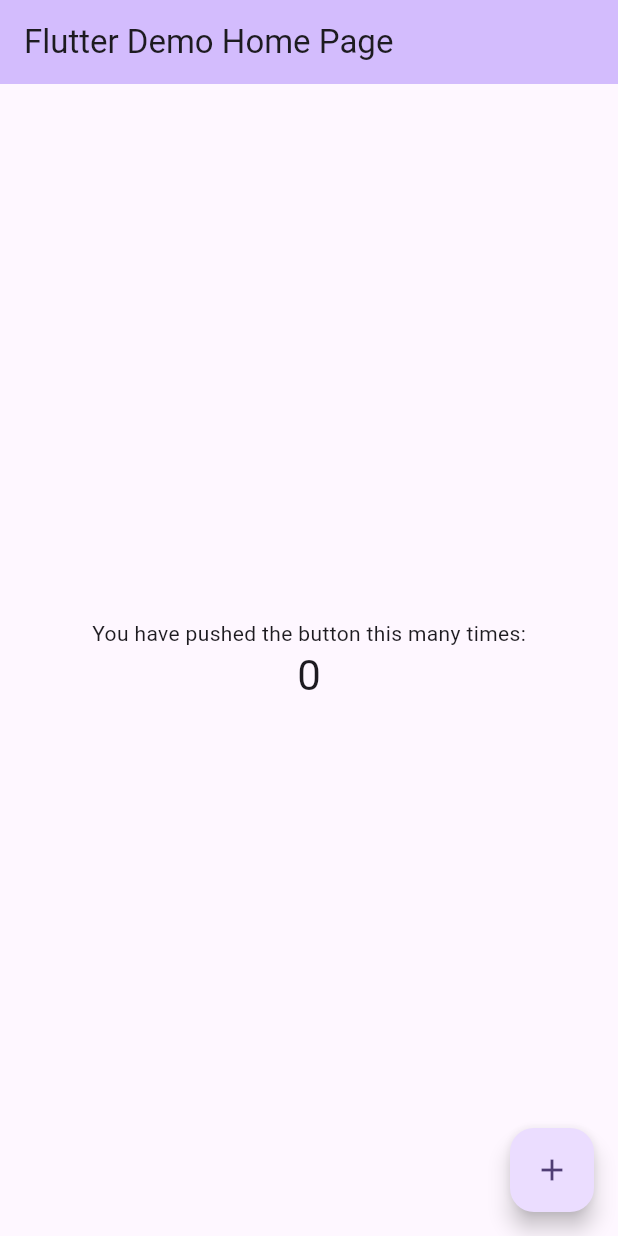
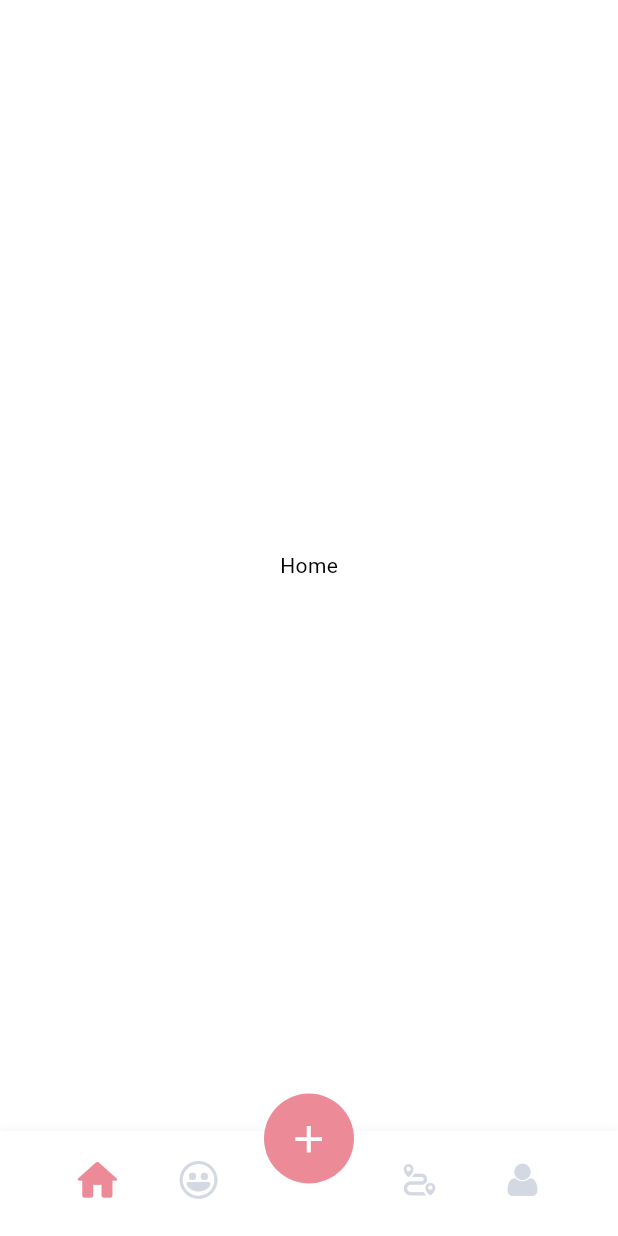
Before and after one commit to NorhaneCh/Safar, a Flutter app: the screen it shows after launch, on a phone screen of 412 x 824 dp. Run offline on Flutter 3.47's test engine with Material 3 defaults, Android fonts, the phone set to English and light mode, and no system bars; our stand-ins replace bloc, flutter_bloc, loading_animation_widget; missing offline and left inert: dart:ffi; Roboto replaces fonts that are missing (Poppins).

Commit message:
dependencies, layout, and nav

```diff
--- /dev/null
+++ b/frontend/lib/app_router.dart
@@ -0,0 +1,31 @@
+import "package:flutter/material.dart";
+import 'package:frontend/presentation/layout.dart';
+import 'package:frontend/presentation/screens/activities.dart';
+import 'package:frontend/presentation/screens/explore.dart';
+import 'package:frontend/presentation/screens/home.dart';
+import 'package:frontend/presentation/screens/profile.dart';
+
+class AppRouter {
+  Route? onGenerateRoute(RouteSettings settings) {
+    switch (settings.name) {
+      case '/':
+        return MaterialPageRoute(builder: (_) => HomePage());
+      case '/layout':
+        return MaterialPageRoute(builder: (_) => AppLayout());
+      case '/home':
+        return MaterialPageRoute(builder: (_) => HomePage());
+      case '/activities':
+        return MaterialPageRoute(builder: (_) => Activities());
+      case '/profile':
+        return MaterialPageRoute(builder: (_) => Profile());
+      case '/explore':
+        return MaterialPageRoute(builder: (_) => Explore());
+      default:
+        return MaterialPageRoute(
+          builder: (_) => Center(
+            child: Text('No route defined for ${settings.name}'),
+          ),
+        );
+    }
+  }
+}
--- /dev/null
+++ b/frontend/lib/core/colors.dart
@@ -0,0 +1,10 @@
+import 'package:flutter/material.dart';
+
+class AppColors {
+  static const kPrimaryColor = Color(0xFF9ACFFF);
+  static const kSecondaryColor = Color(0xFFEC8A98);
+  static const kTertiaryColor = Color(0xFFBF3652);
+  static const kFourthColor = Color(0xFFD4D8E2);
+  static const kDarkColor = Color(0xFF000000);
+  static const kWhiteColor = Color(0xFFFFFFFF);
+}
--- /dev/null
+++ b/frontend/lib/core/icons.dart
@@ -0,0 +1,31 @@
+import 'package:flutter/widgets.dart';
+
+class MyIcons {
+  MyIcons._();
+
+  static const _kFontFam = 'MyIcons';
+  static const String? _kFontPkg = null;
+
+  static const IconData home =
+      IconData(0xe800, fontFamily: _kFontFam, fontPackage: _kFontPkg);
+  static const IconData add_circle =
+      IconData(0xe801, fontFamily: _kFontFam, fontPackage: _kFontPkg);
+  static const IconData user =
+      IconData(0xe802, fontFamily: _kFontFam, fontPackage: _kFontPkg);
+  static const IconData trips =
+      IconData(0xe803, fontFamily: _kFontFam, fontPackage: _kFontPkg);
+  static const IconData search =
+      IconData(0xe804, fontFamily: _kFontFam, fontPackage: _kFontPkg);
+  static const IconData ticket =
+      IconData(0xe805, fontFamily: _kFontFam, fontPackage: _kFontPkg);
+  static const IconData add_circle_outline =
+      IconData(0xe806, fontFamily: _kFontFam, fontPackage: _kFontPkg);
+  static const IconData add =
+      IconData(0xe807, fontFamily: _kFontFam, fontPackage: _kFontPkg);
+  static const IconData location =
+      IconData(0xf031, fontFamily: _kFontFam, fontPackage: _kFontPkg);
+  static const IconData filter =
+      IconData(0xf0b0, fontFamily: _kFontFam, fontPackage: _kFontPkg);
+  static const IconData smiley =
+      IconData(0xf38a, fontFamily: _kFontFam, fontPackage: _kFontPkg);
+}
--- /dev/null
+++ b/frontend/lib/core/themes.dart
@@ -0,0 +1,32 @@
+import 'package:flutter/material.dart';
+import 'package:frontend/core/colors.dart';
+
+class Themes {
+  static final ThemeData kLightTheme = ThemeData(
+    appBarTheme: const AppBarTheme(
+      backgroundColor: AppColors.kWhiteColor,
+    ),
+    scaffoldBackgroundColor: AppColors.kWhiteColor,
+    primaryColor: AppColors.kPrimaryColor,
+    colorScheme: const ColorScheme.light(
+      primary: AppColors.kPrimaryColor,
+      onPrimary: AppColors.kWhiteColor,
+      secondary: AppColors.kSecondaryColor,
+      onSecondary: AppColors.kWhiteColor,
+      surface: AppColors.kWhiteColor,
+      onSurface: AppColors.kDarkColor,
+      brightness: Brightness.light,
+    ),
+    // splashColor: Colors.transparent,
+    // highlightColor: Colors.transparent,
+    // hoverColor: Colors.transparent,
+    // bottomNavigationBarTheme: const BottomNavigationBarThemeData(
+    //   backgroundColor: AppColors.kWhiteColor,
+    //   elevation: 0,
+    //   unselectedItemColor: AppColors.kSecondaryColor,
+    //   selectedItemColor: AppColors.kPrimaryColor,
+    //   type: BottomNavigationBarType.fixed,
+    // ),
+    fontFamily: 'Poppins',
+  );
+}
--- /dev/null
+++ b/frontend/lib/logic/bloc_observer.dart
@@ -0,0 +1,36 @@
+import 'package:bloc/bloc.dart';
+import 'package:flutter/foundation.dart';
+
+class MyBlocObserver extends BlocObserver {
+  @override
+  void onCreate(BlocBase bloc) {
+    super.onCreate(bloc);
+    if (kDebugMode) {
+      print('onCreate -- ${bloc.runtimeType}');
+    }
+  }
+
+  @override
+  void onChange(BlocBase bloc, Change change) {
+    super.onChange(bloc, change);
+    if (kDebugMode) {
+      print('onChange -- ${bloc.runtimeType}, $change');
+    }
+  }
+
+  @override
+  void onError(BlocBase bloc, Object error, StackTrace stackTrace) {
+    if (kDebugMode) {
+      print('onError -- ${bloc.runtimeType}, $error');
+    }
+    super.onError(bloc, error, stackTrace);
+  }
+
+  @override
+  void onClose(BlocBase bloc) {
+    super.onClose(bloc);
+    if (kDebugMode) {
+      print('onClose -- ${bloc.runtimeType}');
+    }
+  }
+}
--- /dev/null
+++ b/frontend/lib/logic/nav/nav_cubit.dart
@@ -0,0 +1,25 @@
+import 'package:bloc/bloc.dart';
+import 'package:frontend/presentation/screens/activities.dart';
+import 'package:frontend/presentation/screens/explore.dart';
+import 'package:frontend/presentation/screens/home.dart';
+import 'package:flutter/cupertino.dart';
+
+import '../../presentation/screens/profile.dart';
+
+part 'nav_state.dart';
+
+class NavigationCubit extends Cubit<NavigationState> {
+  NavigationCubit() : super(NavigationSuccess(screen: const HomePage()));
+
+  final List<Widget> _screens = [
+    const HomePage(),
+    const Activities(),
+    const Explore(),
+    const Profile(),
+  ];
+
+  void updateIndex({required int index}) {
+    print("Navigating to index: $index"); // Debugging print statement
+    emit(NavigationSuccess(index: index, screen: _screens[index]));
+  }
+}
--- /dev/null
+++ b/frontend/lib/logic/nav/nav_state.dart
@@ -0,0 +1,11 @@
+part of 'nav_cubit.dart';
+
+@immutable
+abstract class NavigationState {}
+
+class NavigationSuccess extends NavigationState {
+  final int index;
+  final Widget screen;
+
+  NavigationSuccess({this.index = 0, required this.screen});
+}
--- a/frontend/lib/main.dart
+++ b/frontend/lib/main.dart
@@ -1,125 +1,37 @@
 import 'package:flutter/material.dart';
+import 'package:flutter_bloc/flutter_bloc.dart';
+import 'package:frontend/app_router.dart';
+import 'package:frontend/core/themes.dart';
+import 'package:frontend/logic/nav/nav_cubit.dart';
+import 'package:frontend/presentation/layout.dart';
 
 void main() {
-  runApp(const MyApp());
+  AppRouter appRouter = AppRouter();
+  runApp(
+    MyApp(appRouter: appRouter),
+  );
 }
 
 class MyApp extends StatelessWidget {
-  const MyApp({super.key});
+  final AppRouter appRouter;
+  const MyApp({super.key, required this.appRouter});
 
   // This widget is the root of your application.
   @override
   Widget build(BuildContext context) {
-    return MaterialApp(
-      title: 'Flutter Demo',
-      theme: ThemeData(
-        // This is the theme of your application.
-        //
-        // TRY THIS: Try running your application with "flutter run". You'll see
-        // the application has a purple toolbar. Then, without quitting the app,
-        // try changing the seedColor in the colorScheme below to Colors.green
-        // and then invoke "hot reload" (save your changes or press the "hot
-        // reload" button in a Flutter-supported IDE, or press "r" if you used
-        // the command line to start the app).
-        //
-        // Notice that the counter didn't reset back to zero; the application
-        // state is not lost during the reload. To reset the state, use hot
-        // restart instead.
-        //
-        // This works for code too, not just values: Most code changes can be
-        // tested with just a hot reload.
-        colorScheme: ColorScheme.fromSeed(seedColor: Colors.deepPurple),
-        useMaterial3: true,
+    return MultiBlocProvider(
+      providers: [
+        BlocProvider<NavigationCubit>(
+          create: (context) => NavigationCubit(),
+        ),
+      ],
+      child: MaterialApp(
+        debugShowCheckedModeBanner: false,
+        title: "Safar",
+        theme: Themes.kLightTheme,
+        onGenerateRoute: appRouter.onGenerateRoute,
+        home: const AppLayout(),
       ),
-      home: const MyHomePage(title: 'Flutter Demo Home Page'),
     );
   }
 }
-
-class MyHomePage extends StatefulWidget {
-  const MyHomePage({super.key, required this.title});
-
-  // This widget is the home page of your application. It is stateful, meaning
-  // that it has a State object (defined below) that contains fields that affect
-  // how it looks.
-
-  // This class is the configuration for the state. It holds the values (in this
-  // case the title) provided by the parent (in this case the App widget) and
-  // used by the build method of the State. Fields in a Widget subclass are
-  // always marked "final".
-
-  final String title;
-
-  @override
-  State<MyHomePage> createState() => _MyHomePageState();
-}
-
-class _MyHomePageState extends State<MyHomePage> {
-  int _counter = 0;
-
-  void _incrementCounter() {
-    setState(() {
-      // This call to setState tells the Flutter framework that something has
-      // changed in this State, which causes it to rerun the build method below
-      // so that the display can reflect the updated values. If we changed
-      // _counter without calling setState(), then the build method would not be
-      // called again, and so nothing would appear to happen.
-      _counter++;
-    });
-  }
-
-  @override
-  Widget build(BuildContext context) {
-    // This method is rerun every time setState is called, for instance as done
-    // by the _incrementCounter method above.
-    //
-    // The Flutter framework has been optimized to make rerunning build methods
-    // fast, so that you can just rebuild anything that needs updating rather
-    // than having to individually change instances of widgets.
-    return Scaffold(
-      appBar: AppBar(
-        // TRY THIS: Try changing the color here to a specific color (to
-        // Colors.amber, perhaps?) and trigger a hot reload to see the AppBar
-        // change color while the other colors stay the same.
-        backgroundColor: Theme.of(context).colorScheme.inversePrimary,
-        // Here we take the value from the MyHomePage object that was created by
-        // the App.build method, and use it to set our appbar title.
-        title: Text(widget.title),
-      ),
-      body: Center(
-        // Center is a layout widget. It takes a single child and positions it
-        // in the middle of the parent.
-        child: Column(
-          // Column is also a layout widget. It takes a list of children and
-          // arranges them vertically. By default, it sizes itself to fit its
-          // children horizontally, and tries to be as tall as its parent.
-          //
-          // Column has various properties to control how it sizes itself and
-          // how it positions its children. Here we use mainAxisAlignment to
-          // center the children vertically; the main axis here is the vertical
-          // axis because Columns are vertical (the cross axis would be
-          // horizontal).
-          //
-          // TRY THIS: Invoke "debug painting" (choose the "Toggle Debug Paint"
-          // action in the IDE, or press "p" in the console), to see the
-          // wireframe for each widget.
-          mainAxisAlignment: MainAxisAlignment.center,
-          children: <Widget>[
-            const Text(
-              'You have pushed the button this many times:',
-            ),
-            Text(
-              '$_counter',
-              style: Theme.of(context).textTheme.headlineMedium,
-            ),
-          ],
-        ),
-      ),
-      floatingActionButton: FloatingActionButton(
-        onPressed: _incrementCounter,
-        tooltip: 'Increment',
-        child: const Icon(Icons.add),
-      ), // This trailing comma makes auto-formatting nicer for build methods.
-    );
-  }
-}
--- /dev/null
+++ b/frontend/lib/presentation/layout.dart
@@ -0,0 +1,43 @@
+import 'dart:ffi';
+
+import 'package:flutter/material.dart';
+import 'package:flutter/services.dart';
+import 'package:flutter_bloc/flutter_bloc.dart';
+import 'package:frontend/core/colors.dart';
+import 'package:frontend/logic/nav/nav_cubit.dart';
+import 'package:frontend/presentation/screens/home.dart';
+import 'package:frontend/presentation/widgets/custom_nav_bar.dart';
+import 'package:loading_animation_widget/loading_animation_widget.dart';
+
+class AppLayout extends StatelessWidget {
+  const AppLayout({super.key});
+
+  @override
+  Widget build(BuildContext context) {
+    return WillPopScope(
+      onWillPop: () async {
+        SystemNavigator.pop();
+        return true;
+      },
+      child: SafeArea(
+        child: BlocConsumer<NavigationCubit, NavigationState>(
+          listener: (context, state) {},
+          builder: (context, state) {
+            return Scaffold(
+              body:
+                  state is NavigationSuccess ? state.screen : const HomePage(),
+              bottomNavigationBar: state is NavigationSuccess
+                  ? CustomBottomNavigationBar(state: state)
+                  : Center(
+                      child: LoadingAnimationWidget.staggeredDotsWave(
+                        color: AppColors.kPrimaryColor,
+                        size: 30,
+                      ),
+                    ),
+            );
+          },
+        ),
+      ),
+    );
+  }
+}
--- /dev/null
+++ b/frontend/lib/presentation/screens/activities.dart
@@ -0,0 +1,21 @@
+import 'package:flutter/material.dart';
+
+class Activities extends StatefulWidget {
+  const Activities({super.key});
+
+  @override
+  State<Activities> createState() => _ActivitiesState();
+}
+
+class _ActivitiesState extends State<Activities> {
+  @override
+  Widget build(BuildContext context) {
+    return const SafeArea(
+      child: Scaffold(
+        body: Center(
+          child: Text('Act'),
+        ),
+      ),
+    );
+  }
+}
--- /dev/null
+++ b/frontend/lib/presentation/screens/explore.dart
@@ -0,0 +1,21 @@
+import 'package:flutter/material.dart';
+
+class Explore extends StatefulWidget {
+  const Explore({super.key});
+
+  @override
+  State<Explore> createState() => _ExploreState();
+}
+
+class _ExploreState extends State<Explore> {
+  @override
+  Widget build(BuildContext context) {
+    return const SafeArea(
+      child: Scaffold(
+        body: Center(
+          child: Text('Explore'),
+        ),
+      ),
+    );
+  }
+}
--- /dev/null
+++ b/frontend/lib/presentation/screens/home.dart
@@ -0,0 +1,21 @@
+import 'package:flutter/material.dart';
+
+class HomePage extends StatefulWidget {
+  const HomePage({super.key});
+
+  @override
+  State<HomePage> createState() => _HomePageState();
+}
+
+class _HomePageState extends State<HomePage> {
+  @override
+  Widget build(BuildContext context) {
+    return const SafeArea(
+      child: Scaffold(
+        body: Center(
+          child: Text('Home'),
+        ),
+      ),
+    );
+  }
+}
--- /dev/null
+++ b/frontend/lib/presentation/screens/profile.dart
@@ -0,0 +1,21 @@
+import 'package:flutter/material.dart';
+
+class Profile extends StatefulWidget {
+  const Profile({super.key});
+
+  @override
+  State<Profile> createState() => _ProfileState();
+}
+
+class _ProfileState extends State<Profile> {
+  @override
+  Widget build(BuildContext context) {
+    return const SafeArea(
+      child: Scaffold(
+        body: Center(
+          child: Text('Profile'),
+        ),
+      ),
+    );
+  }
+}
--- /dev/null
+++ b/frontend/lib/presentation/widgets/custom_nav_bar.dart
@@ -0,0 +1,136 @@
+import 'package:flutter/material.dart';
+import 'package:flutter_bloc/flutter_bloc.dart';
+import 'package:frontend/core/colors.dart';
+import 'package:frontend/core/icons.dart';
+import 'package:frontend/logic/nav/nav_cubit.dart';
+import 'package:frontend/presentation/widgets/custom_nav_bar_item.dart';
+
+class CustomBottomNavigationBar extends StatefulWidget {
+  final NavigationSuccess state;
+
+  const CustomBottomNavigationBar({
+    super.key,
+    required this.state,
+  });
+
+  @override
+  State<CustomBottomNavigationBar> createState() =>
+      _CustomBottomNavigationBarState();
+}
+
+class _CustomBottomNavigationBarState extends State<CustomBottomNavigationBar>
+    with SingleTickerProviderStateMixin {
+  late AnimationController _animationController;
+  late Animation<double> _animation;
+
+  @override
+  void initState() {
+    super.initState();
+    _animationController = AnimationController(
+      vsync: this,
+      duration: const Duration(milliseconds: 1000),
+    );
+    _animation = Tween<double>(
+      begin: 0,
+      end: 1,
+    ).animate(
+      _animationController,
+    );
+    _animationController.repeat(reverse: true);
+  }
+
+  @override
+  void dispose() {
+    _animationController.dispose();
+    super.dispose();
+  }
+
+  @override
+  Widget build(BuildContext context) {
+    return Container(
+      padding: const EdgeInsets.symmetric(horizontal: 20),
+      height: 70,
+      decoration: BoxDecoration(
+        color: AppColors.kWhiteColor,
+        boxShadow: [
+          BoxShadow(
+            color: AppColors.kFourthColor.withOpacity(0.3),
+            offset: Offset(0, -0.75),
+            blurRadius: 5,
+          ),
+        ],
+      ),
+      child: Row(
+        mainAxisAlignment: MainAxisAlignment.spaceEvenly,
+        crossAxisAlignment: CrossAxisAlignment.center,
+        children: [
+          CustomBottomNavBarItem(
+            state: widget.state,
+            index: 0,
+            icon: MyIcons.home,
+            label: "Home",
+          ),
+          CustomBottomNavBarItem(
+            state: widget.state,
+            index: 1,
+            icon: MyIcons.smiley,
+            label: "Activities",
+          ),
+          Transform.translate(
+            offset: const Offset(0, -30),
+            child: AnimatedBuilder(
+                animation: _animationController,
+                builder: (context, child) {
+                  return CustomPaint(
+                    painter: CustomBottomNavBarItemPainter(
+                      opacity: _animation.value * 0.4,
+                      radiusController: _animation.value * 0.7,
+                    ),
+                    child: Material(
+                      color: AppColors.kSecondaryColor,
+                      shape: const CircleBorder(),
+                      animationDuration: const Duration(milliseconds: 900),
+                      child: InkWell(
+                        borderRadius: BorderRadius.circular(50),
+                        customBorder: const CircleBorder(
+                          side: BorderSide(
+                            color: AppColors.kWhiteColor,
+                            width: 2,
+                          ),
+                        ),
+                        splashColor: AppColors.kSecondaryColor.withOpacity(0.2),
+                        onTap: () {
+                          Navigator.pushNamed(context, '/layout');
+                        },
+                        child: Container(
+                          height: 60,
+                          width: 60,
+                          padding: const EdgeInsets.all(6),
+                          child: const Icon(
+                            MyIcons.add,
+                            color: AppColors.kWhiteColor,
+                            size: 30,
+                          ),
+                        ),
+                      ),
+                    ),
+                  );
+                }),
+          ),
+          CustomBottomNavBarItem(
+            state: widget.state,
+            index: 2,
+            icon: MyIcons.trips,
+            label: "Trips",
+          ),
+          CustomBottomNavBarItem(
+            state: widget.state,
+            index: 3,
+            icon: MyIcons.user,
+            label: "Profile",
+          ),
+        ],
+      ),
+    );
+  }
+}
--- /dev/null
+++ b/frontend/lib/presentation/widgets/custom_nav_bar_item.dart
@@ -0,0 +1,98 @@
+import 'package:flutter/material.dart';
+import 'package:flutter_bloc/flutter_bloc.dart';
+import 'package:frontend/core/colors.dart';
+import 'package:frontend/logic/nav/nav_cubit.dart';
+
+class CustomBottomNavBarItem extends StatelessWidget {
+  final NavigationSuccess state;
+  final int index;
+  final IconData icon;
+  final int iconSize;
+  final String label;
+
+  const CustomBottomNavBarItem({
+    super.key,
+    required this.state,
+    required this.index,
+    required this.icon,
+    this.iconSize = 30,
+    required this.label,
+  });
+
+  @override
+  Widget build(BuildContext context) {
+    return Material(
+      color: Colors.transparent,
+      shape: const CircleBorder(),
+      animationDuration: const Duration(milliseconds: 1000),
+      child: InkWell(
+        borderRadius: BorderRadius.circular(50),
+        splashColor: AppColors.kSecondaryColor.withOpacity(0.2),
+        onTap: () {
+          BlocProvider.of<NavigationCubit>(context).updateIndex(index: index);
+        },
+        child: SizedBox(
+          height: 50,
+          width: 50,
+          child: Column(
+            mainAxisAlignment: MainAxisAlignment.center,
+            children: [
+              state.index == index
+                  ? Icon(
+                      icon,
+                      color: AppColors.kSecondaryColor,
+                      size: 25,
+                    )
+                  : Icon(
+                      icon,
+                      color: AppColors.kFourthColor,
+                      size: 25,
+                    ),
+              const SizedBox(
+                height: 5,
+              ),
+              // Text(
+              //   label,
+              //   style: TextStyle(
+              //     color: state.index == index
+              //         ? AppColors.kPrimaryColor
+              //         : AppColors.kSecondaryColor,
+              //     fontSize: 12,
+              //     fontWeight: FontWeight.w500,
+              //   ),
+              // ),
+            ],
+          ),
+        ),
+      ),
+    );
+  }
+}
+
+class CustomBottomNavBarItemPainter extends CustomPainter {
+  final double opacity;
+  final double radiusController;
+
+  CustomBottomNavBarItemPainter({
+    required this.opacity,
+    required this.radiusController,
+  });
+
+  @override
+  void paint(Canvas canvas, Size size) {
+    final Paint paint = Paint()
+      ..color = AppColors.kPrimaryColor.withOpacity(opacity)
+      ..style = PaintingStyle.fill;
+
+    final centerX = size.width / 2;
+    final centerY = size.height / 2;
+    final radius = size.width * radiusController;
+
+    canvas.drawCircle(Offset(centerX, centerY), radius, paint);
+  }
+
+  @override
+  bool shouldRepaint(covariant CustomPainter oldDelegate) {
+    return true;
+  }
+}
```
Also changed, not shown: frontend/pubspec.yaml (+9 -29 lines), frontend/assets/fonts/MyIcons.ttf (added).
